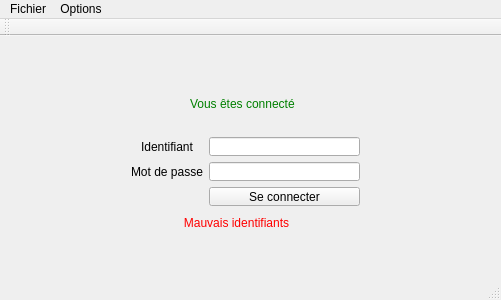
Nokitoo/Nautiljon-Notifier, file app/gui/window.ui: the form before one commit.
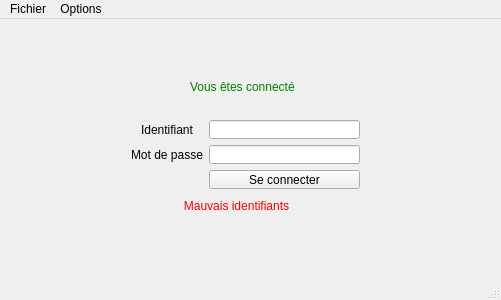
The form after the commit.

Commit message: Remove tool bar

Patch:
```diff
--- a/app/gui/window.ui
+++ b/app/gui/window.ui
@@ -168,17 +168,6 @@
    <addaction name="menuFichier"/>
    <addaction name="menuOptions"/>
   </widget>
-  <widget class="QToolBar" name="mainToolBar">
-   <property name="enabled">
-    <bool>true</bool>
-   </property>
-   <attribute name="toolBarArea">
-    <enum>TopToolBarArea</enum>
-   </attribute>
-   <attribute name="toolBarBreak">
-    <bool>false</bool>
-   </attribute>
-  </widget>
   <widget class="QStatusBar" name="statusBar"/>
   <action name="actionQuit">
    <property name="text">
```
The commit also changes 1 other file.
